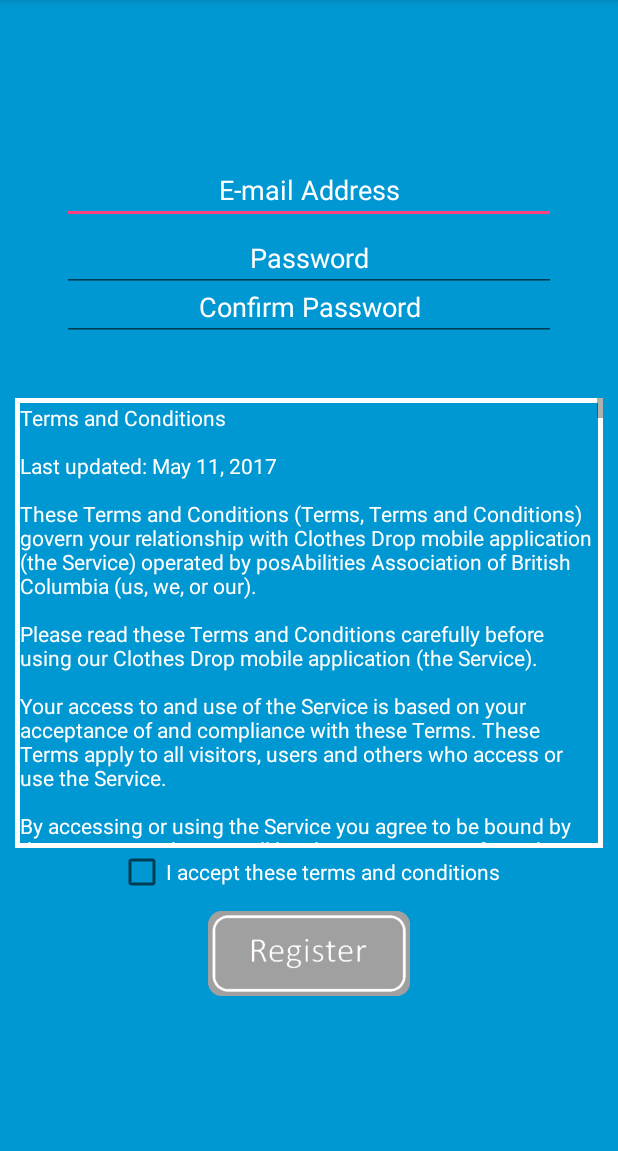
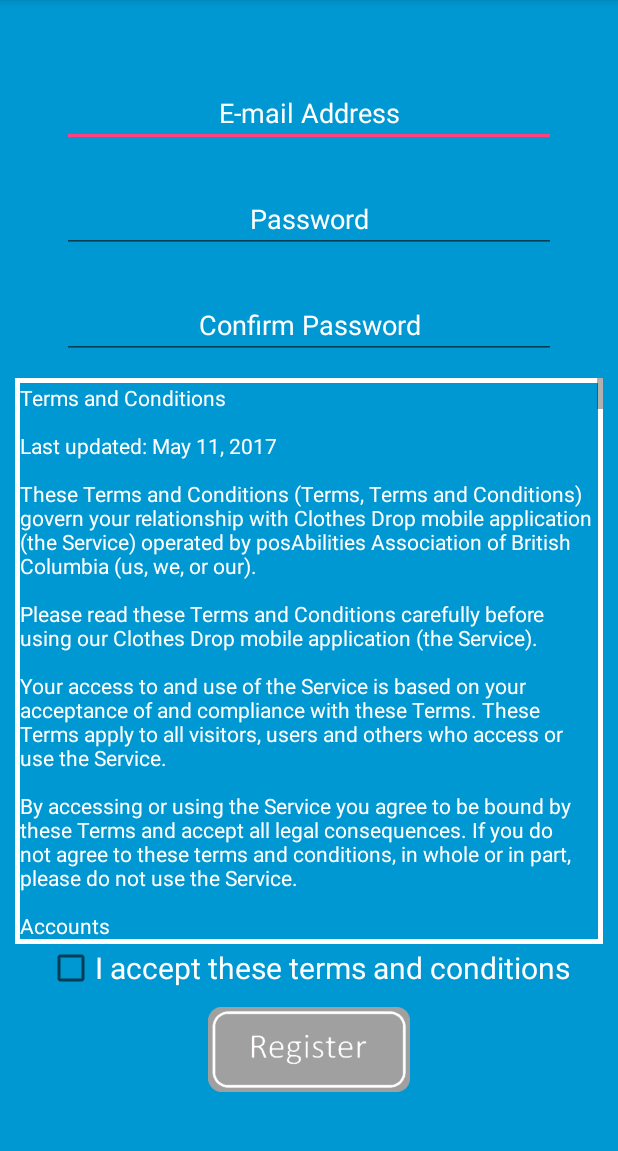
Before and after one commit to UnderratedDev/ClothesDrop, an Android app: the RegisterActivity screen opened directly, with no data from a screen before it, on a phone screen of 412 x 824 dp, the part 84-1235 px from its top. Run offline under Robolectric (Android 15) with nearby library versions, the phone set to English and light mode, and no system bars.

Commit message:
added extra space between register and forgot password buttons on the login page increased the text size of the i accept checkbox in the register screen resized the register screen so that it will fit on 4.7inch screen uncentered the forgot password fields so that the keyboard doesnt block it

```diff
--- a/app/src/main/AndroidManifest.xml
+++ b/app/src/main/AndroidManifest.xml
@@ -75,7 +75,8 @@
             android:windowSoftInputMode="adjustPan" />
         <activity
             android:name=".ForgotPasswordActivity"
-            android:screenOrientation="portrait" />
+            android:screenOrientation="portrait"
+            android:windowSoftInputMode="adjustPan" />
         <activity android:name=".ScheduledRequestDetailsActivity" />
         <activity android:name=".EditRequestActivity"></activity>
     </application>
--- a/app/src/main/res/layout/activity_login.xml
+++ b/app/src/main/res/layout/activity_login.xml
@@ -82,7 +82,7 @@
         android:text="Register"
         android:onClick="registerPage"
         android:textSize="23sp"
-        android:layout_marginBottom="10dp"/>
+        android:layout_marginBottom="25dp"/>
 
     <TextView
         android:id="@+id/forgot_password_text"
--- a/app/src/main/res/layout/activity_register.xml
+++ b/app/src/main/res/layout/activity_register.xml
@@ -4,6 +4,7 @@
     android:layout_width="match_parent"
     android:orientation="vertical"
     android:gravity="center"
+    android:weightSum="1"
     android:background="@color/splash_background">
 
 
@@ -11,7 +12,8 @@
         android:layout_width="match_parent"
         android:layout_height="wrap_content"
         android:weightSum="1"
-        android:gravity="center">
+        android:gravity="center"
+        android:layout_weight="0.11">
 
         <EditText
             android:id="@+id/txt_register_username"
@@ -31,7 +33,8 @@
         android:layout_width="match_parent"
         android:layout_height="wrap_content"
         android:weightSum="1"
-        android:gravity="center">
+        android:gravity="center"
+        android:layout_weight="0.11">
 
         <EditText
             android:id="@+id/txt_register_password"
@@ -52,7 +55,8 @@
         android:layout_width="match_parent"
         android:layout_height="wrap_content"
         android:weightSum="1"
-        android:gravity="center">
+        android:gravity="center"
+        android:layout_weight="0.11">
 
         <EditText
             android:id="@+id/txt_register_password_confirm"
@@ -65,8 +69,7 @@
             android:textColor="@color/colorWhite"
             android:textColorHint="@color/colorWhite"
             android:textAlignment="center"
-            android:inputType="textPassword"
-            android:layout_marginBottom="25dp"/>
+            android:inputType="textPassword"/>
 
     </LinearLayout>
 
@@ -77,7 +80,8 @@
         android:layout_height="300dp"
         android:layout_marginLeft="10dp"
         android:layout_marginRight="10dp"
-        android:background="@drawable/border">
+        android:background="@drawable/border"
+        android:layout_weight="0.33">
 
         <TextView
             android:id="@+id/txt_terms_conditions"
@@ -94,6 +98,7 @@
         android:layout_width="wrap_content"
         android:layout_height="wrap_content"
         android:text="I accept these terms and conditions"
+        android:textSize="20sp"
         android:textColor="@color/colorWhite"
         android:layout_gravity="center"/>
 
```
Also changed, not shown: app/src/main/res/layout/activity_forgot_password.xml (+4 -5 lines).
